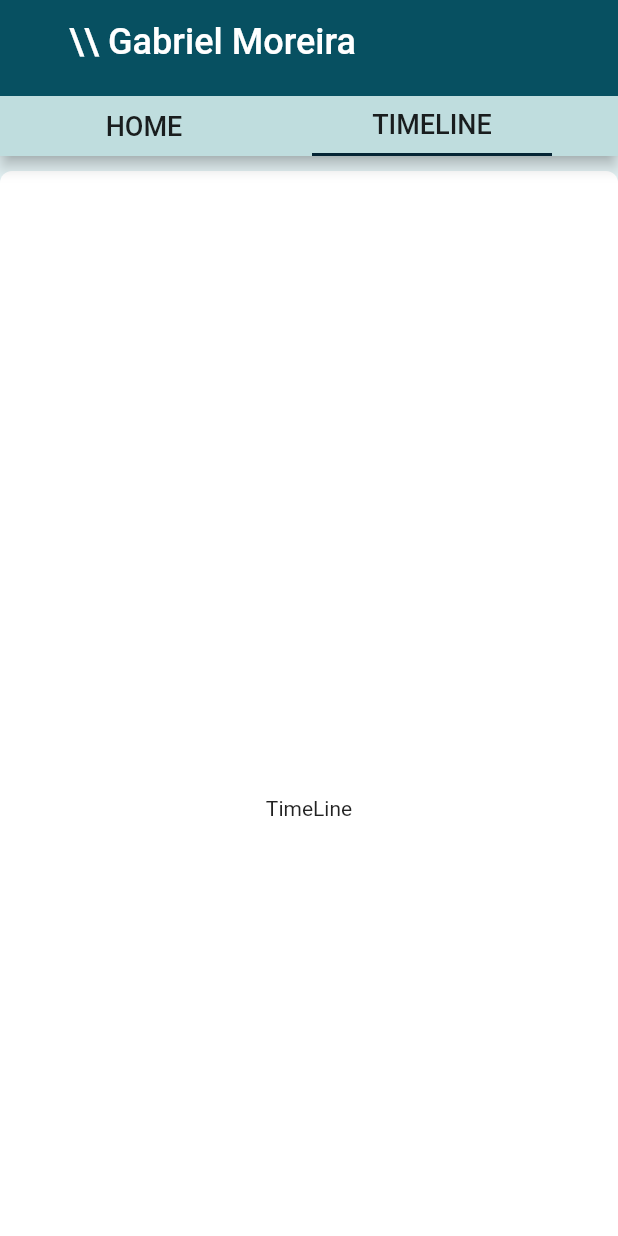
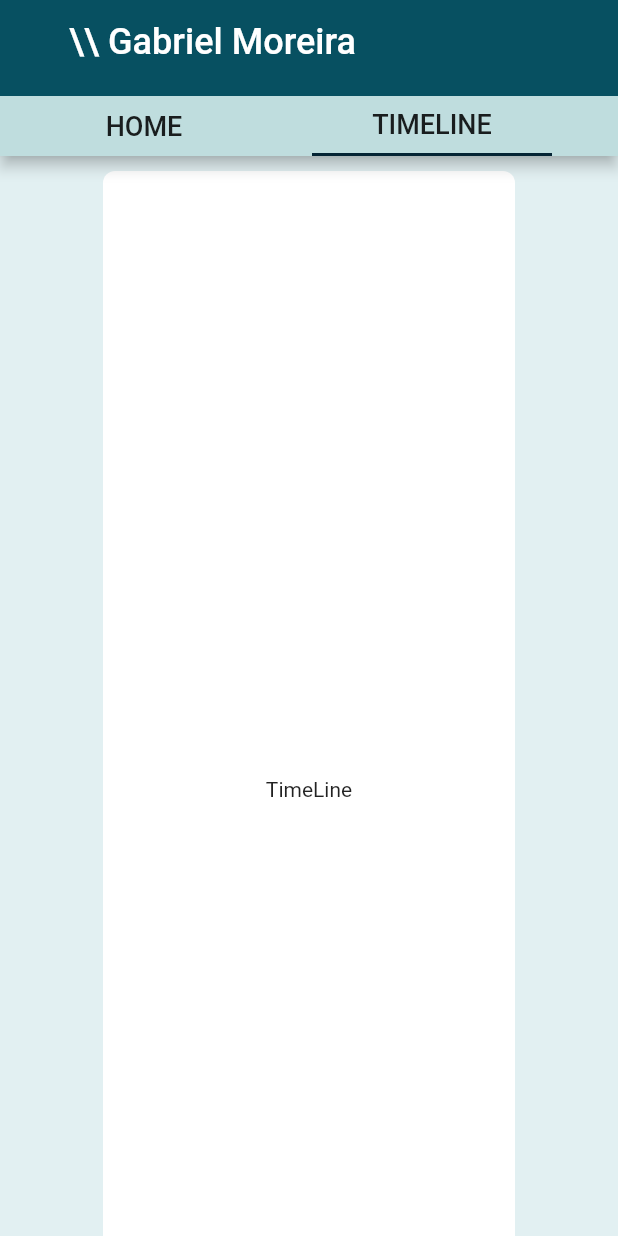
Before and after one commit to Garrike/mywebsite, a Flutter app: the screen it shows after launch, after a tap on "TIMELINE", on a phone screen of 412 x 824 dp. Run offline on Flutter 3.47's test engine with Material 2 defaults, Android fonts, the phone set to English and light mode, and no system bars; our stand-ins replace google_fonts; network calls fail.

Commit message:
Primeiras modificações no Home

```diff
--- a/lib/main.dart
+++ b/lib/main.dart
@@ -1,4 +1,4 @@
-import 'dart:developer';
+// import 'dart:developer';
 
 import 'package:flutter/material.dart';
 import 'package:gabrielmoreira/pages/home.dart';
@@ -35,7 +35,6 @@ class _InitialPageState extends State<InitialPage> {
 
   @override
   void initState() {
-    // TODO: implement initState
     super.initState();
     page = 0;
   }
--- a/lib/pages/home.dart
+++ b/lib/pages/home.dart
@@ -1,5 +1,8 @@
+import 'dart:ui';
+
 import 'package:flutter/material.dart';
-import 'package:gabrielmoreira/main.dart';
+import 'package:google_fonts/google_fonts.dart';
+// import 'package:gabrielmoreira/main.dart';
 
 class Home extends StatefulWidget {
   @override
@@ -17,12 +20,50 @@ class _HomeState extends State<Home> {
           child: Padding(
             padding: EdgeInsets.symmetric(vertical: 10),
             child: Container(
-              height: 850,
-              width: 1500,
-              child: Center(child: Text('Home')),
+              height: MediaQuery.of(context).size.height,
+              width: MediaQuery.of(context).size.width / 1.5,
               decoration: BoxDecoration(
                 borderRadius: BorderRadius.circular(8.0),
                 color: Colors.white,
+                boxShadow: [
+                  BoxShadow(
+                    color: Colors.black26,
+                    blurRadius: 2.0,
+                  ),
+                ]
+              ),
+              child: Column(
+                crossAxisAlignment: CrossAxisAlignment.center,
+                mainAxisAlignment: MainAxisAlignment.start,
+                children: <Widget>[
+                  Container(
+                    margin: EdgeInsets.only(top: 20),
+                    width: 190.0,
+                    height: 190.0,
+                    decoration: new BoxDecoration(
+                        shape: BoxShape.circle,
+                        image: new DecorationImage(
+                            fit: BoxFit.cover,
+                            image: new NetworkImage( //Image profile
+                                "https://i.pinimg.com/originals/a3/f9/d8/a3f9d867a54ca5163c7adf815040bfaf.jpg")
+                        )
+                    )
+                  ),
+                  Padding(
+                    padding: EdgeInsets.only(top: 30),
+                    child: Text('Welcome to my world.', style: GoogleFonts.sourceCodePro(fontSize: 30),),
+                  ),
+                  Padding(
+                    padding: EdgeInsets.only(top: 15, left: 60, right: 60),
+                    child: Text(
+                      'Aqui você vai encontrar boa parte dos meus trabalhos relacionados a desenvolvimento,'
+                      'palestras, blog posts e minhas contribuições a projetos open-source.'
+                      'Sinta-se à vontade para compartilhar e dar feedback no conteúdo.', //Descrição
+                      style: GoogleFonts.roboto(fontSize: 18),
+                      textAlign: TextAlign.center,
+                    ),
+                  ),
+                ],
               ),
             ),
           ),
--- a/lib/pages/timeline.dart
+++ b/lib/pages/timeline.dart
@@ -1,5 +1,5 @@
 import 'package:flutter/material.dart';
-import 'package:gabrielmoreira/main.dart';
+// import 'package:gabrielmoreira/main.dart';
 
 class TimeLine extends StatefulWidget {
   @override
@@ -17,8 +17,8 @@ class _TimeLineState extends State<TimeLine> {
           child: Padding(
             padding: EdgeInsets.symmetric(vertical: 10),
             child: Container(
-              height: 850,
-              width: 1500,
+              height: MediaQuery.of(context).size.height,
+              width: MediaQuery.of(context).size.width / 1.5,
               child: Center(child: Text('TimeLine')),
               decoration: BoxDecoration(
                 borderRadius: BorderRadius.circular(8.0),
```
Also changed, not shown: pubspec.lock.
